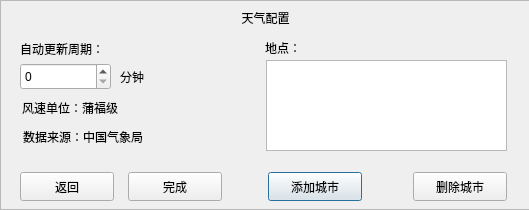
First picture: the form in src/wizarddialog.ui, repository UbuntuKylin/youker-assistant, before the edit.
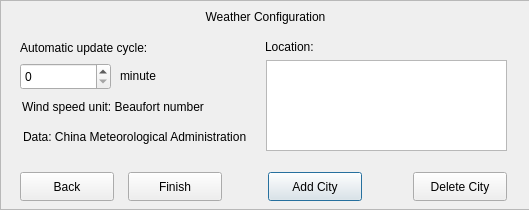
Second picture: the form after the edit. Icons and pictures are not drawn.

```diff
--- a/src/wizarddialog.ui
+++ b/src/wizarddialog.ui
@@ -16,9 +16,9 @@
   <widget class="QLabel" name="titleLabel">
    <property name="geometry">
     <rect>
-     <x>230</x>
+     <x>180</x>
      <y>7</y>
-     <width>71</width>
+     <width>171</width>
      <height>21</height>
     </rect>
    </property>
@@ -26,7 +26,7 @@
     <string notr="true"/>
    </property>
    <property name="text">
-    <string>天气配置</string>
+    <string>&lt;html&gt;&lt;head/&gt;&lt;body&gt;&lt;p&gt;Weather Configuration&lt;/p&gt;&lt;/body&gt;&lt;/html&gt;</string>
    </property>
    <property name="alignment">
     <set>Qt::AlignCenter</set>
@@ -37,7 +37,7 @@
     <rect>
      <x>20</x>
      <y>38</y>
-     <width>111</width>
+     <width>171</width>
      <height>21</height>
     </rect>
    </property>
@@ -48,7 +48,7 @@
     </size>
    </property>
    <property name="text">
-    <string>自动更新周期：</string>
+    <string>&lt;html&gt;&lt;head/&gt;&lt;body&gt;&lt;p&gt;Automatic update cycle:&lt;/p&gt;&lt;/body&gt;&lt;/html&gt;</string>
    </property>
   </widget>
   <widget class="QSpinBox" name="spinBox">
@@ -66,7 +66,7 @@
     <rect>
      <x>265</x>
      <y>37</y>
-     <width>51</width>
+     <width>71</width>
      <height>21</height>
     </rect>
    </property>
@@ -77,7 +77,7 @@
     </size>
    </property>
    <property name="text">
-    <string>地点：</string>
+    <string>&lt;html&gt;&lt;head/&gt;&lt;body&gt;&lt;p&gt;Location:&lt;/p&gt;&lt;/body&gt;&lt;/html&gt;</string>
    </property>
   </widget>
   <widget class="QListWidget" name="listWidget">
@@ -95,7 +95,7 @@
     <rect>
      <x>120</x>
      <y>66</y>
-     <width>41</width>
+     <width>61</width>
      <height>21</height>
     </rect>
    </property>
@@ -106,7 +106,7 @@
     </size>
    </property>
    <property name="text">
-    <string>分钟</string>
+    <string>&lt;html&gt;&lt;head/&gt;&lt;body&gt;&lt;p&gt;&lt;a name=&quot;w_98&quot;/&gt;minute&lt;/p&gt;&lt;/body&gt;&lt;/html&gt;</string>
    </property>
   </widget>
   <widget class="QLabel" name="btn_close">
@@ -167,7 +167,7 @@
 font: 11pt &quot;文泉驿微米黑&quot;;</string>
    </property>
    <property name="text">
-    <string>添加城市</string>
+    <string>Add City</string>
    </property>
   </widget>
   <widget class="QPushButton" name="delBtn">
@@ -184,7 +184,7 @@
 font: 11pt &quot;文泉驿微米黑&quot;;</string>
    </property>
    <property name="text">
-    <string>删除城市</string>
+    <string>Delete City</string>
    </property>
   </widget>
   <widget class="QPushButton" name="quitBtn">
@@ -201,7 +201,7 @@
 font: 11pt &quot;文泉驿微米黑&quot;;</string>
    </property>
    <property name="text">
-    <string>返回</string>
+    <string>Back</string>
    </property>
   </widget>
   <widget class="QPushButton" name="okBtn">
@@ -218,7 +218,7 @@
 font: 11pt &quot;文泉驿微米黑&quot;;</string>
    </property>
    <property name="text">
-    <string>完成</string>
+    <string>Finish</string>
    </property>
   </widget>
   <widget class="QLabel" name="windLabel">
@@ -226,7 +226,7 @@
     <rect>
      <x>22</x>
      <y>97</y>
-     <width>141</width>
+     <width>241</width>
      <height>21</height>
     </rect>
    </property>
@@ -237,7 +237,7 @@
     </size>
    </property>
    <property name="text">
-    <string>风速单位：蒲福级</string>
+    <string>&lt;html&gt;&lt;head/&gt;&lt;body&gt;&lt;p&gt;Wind speed unit: Beaufort number&lt;/p&gt;&lt;/body&gt;&lt;/html&gt;</string>
    </property>
   </widget>
   <widget class="QLabel" name="comLabel">
@@ -245,7 +245,7 @@
     <rect>
      <x>23</x>
      <y>126</y>
-     <width>161</width>
+     <width>241</width>
      <height>21</height>
     </rect>
    </property>
@@ -256,7 +256,7 @@
     </size>
    </property>
    <property name="text">
-    <string>数据来源：中国气象局</string>
+    <string>&lt;html&gt;&lt;head/&gt;&lt;body&gt;&lt;p&gt;Data: China Meteorological Administration&lt;/p&gt;&lt;/body&gt;&lt;/html&gt;</string>
    </property>
   </widget>
   <zorder>frame</zorder>
```
